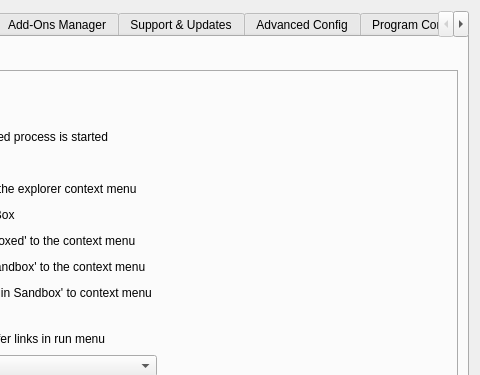
sandboxie-plus/Sandboxie, file SandboxiePlus/SandMan/Forms/SettingsWindow.ui: the form before one commit; both pictures show x 340 to 820 and y 0 to 375 of the 820 by 598 pixel window.
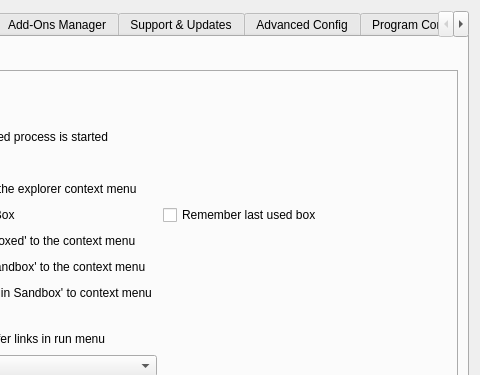
The form after the commit. The open tabs and pages were chosen to show the change. Icons and pictures are not drawn.

What changed in the file:
```diff
--- a/SandboxiePlus/SandMan/Forms/SettingsWindow.ui
+++ b/SandboxiePlus/SandMan/Forms/SettingsWindow.ui
@@ -701,6 +701,13 @@
                </property>
               </widget>
              </item>
+             <item row="5" column="3">
+              <widget class="QCheckBox" name="chkRememberLast">
+               <property name="text">
+                <string>Remember last used box</string>
+               </property>
+              </widget>
+             </item>
             </layout>
            </widget>
            <widget class="QWidget" name="tabTray">
```
